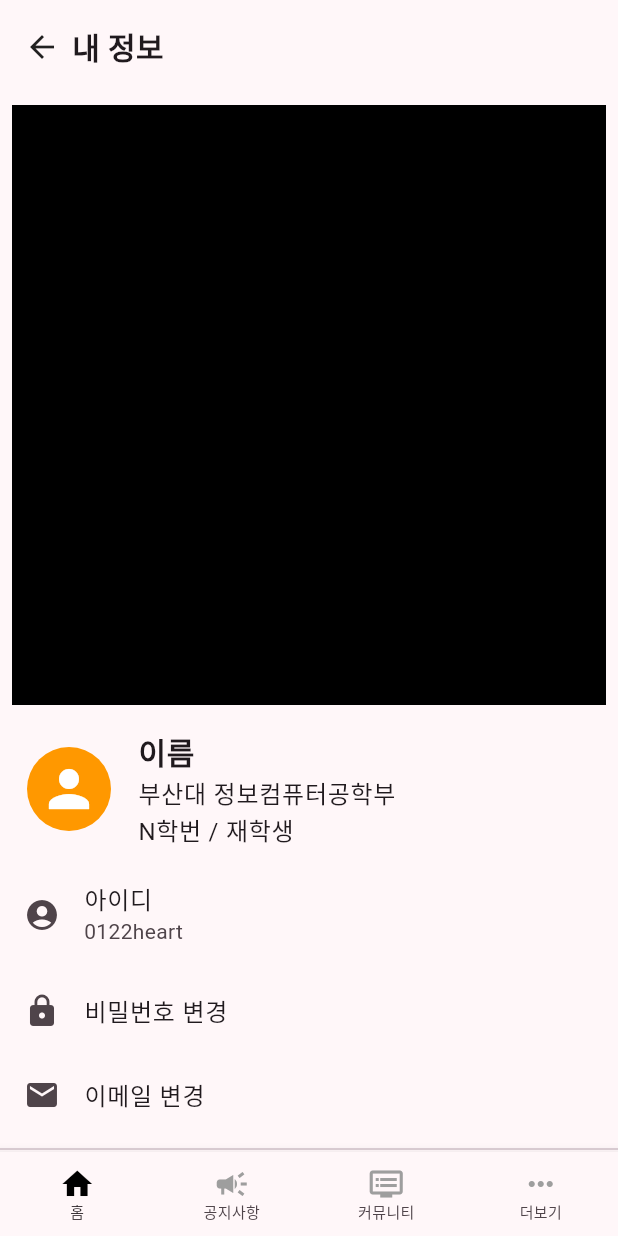
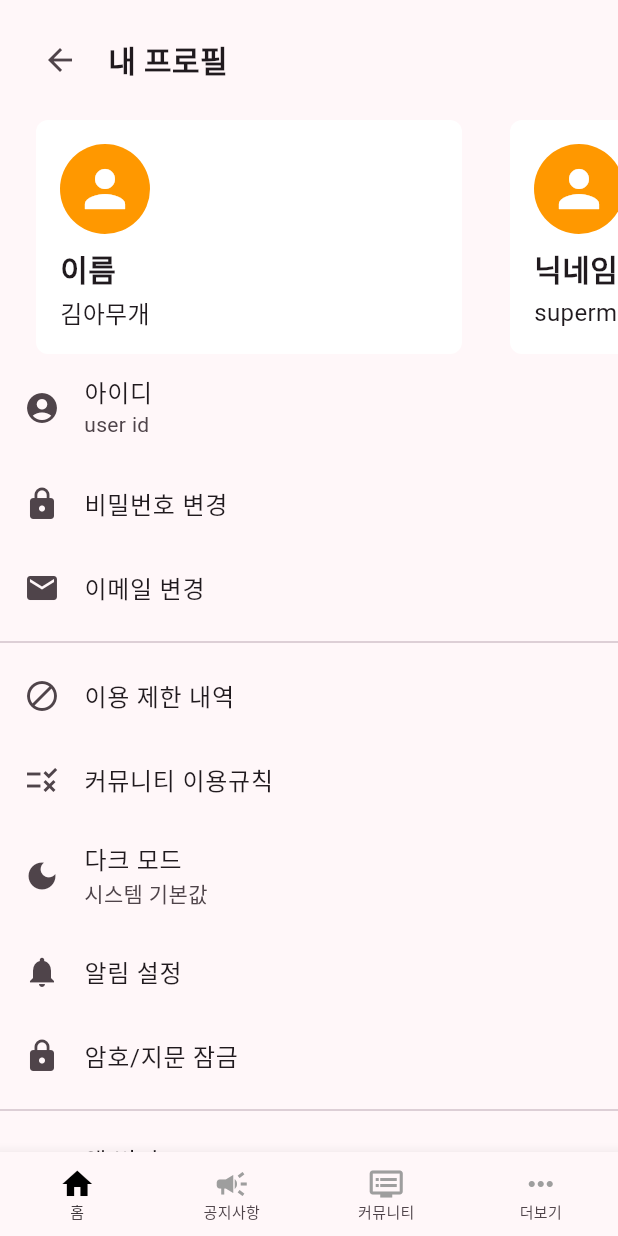
Before and after one commit to untoc-camp/loopy_friends, a Flutter app: the SettingPageView screen opened by its route, on a phone screen of 412 x 824 dp. Run offline on Flutter 3.47's test engine with Material 3 defaults, Android fonts, the phone set to English and light mode, and no system bars; our stand-ins replace get; network calls fail; Roboto replaces fonts that are missing (Nanum Gothic).

Commit message:
설정 변경
박스 추가 및 버튼 추가

```diff
--- a/lib/view/setting_page/setting_page_view.dart
+++ b/lib/view/setting_page/setting_page_view.dart
@@ -1,8 +1,5 @@
 import 'package:flutter/material.dart';
-
-// class SettingController extends GetxController {
-//   // 여기에 필요한 상태 변수와 메서드 추가
-// }
+import 'package:get/get.dart';
 
 class SettingPageView extends StatelessWidget {
   const SettingPageView({super.key});
@@ -10,9 +7,6 @@ class SettingPageView extends StatelessWidget {
   @override
   Widget build(BuildContext context) {
     return Scaffold(
-      // appBar: AppBar(
-      //   title: Text('내 정보'),
-      // ),
       body: SingleChildScrollView(
         child: Column(
           children: [
@@ -20,37 +14,48 @@ class SettingPageView extends StatelessWidget {
               padding: const EdgeInsets.all(16.0),
               child: Row(
                 children: [
-                  Icon(Icons.arrow_back_sharp),
+                  IconButton(
+                    icon: Icon(Icons.arrow_back_sharp),
+                    onPressed: () {
+                      Get.toNamed('/main');
+                    },
+                  ),
                   SizedBox(width: 8),
-                  Text('내 정보', style: TextStyle(fontSize: 20, fontWeight: FontWeight.bold)),
+                  Text('내 프로필', style: TextStyle(fontSize: 20, fontWeight: FontWeight.bold)),
                 ],
               ),
             ),
-            Container(
-              color: Colors.black,
-              width: double.infinity,
-              height: 400,
-              margin: const EdgeInsets.all(8.0),
-            ),
-            ListTile(
-              leading: CircleAvatar(
-                radius: 30,
-                backgroundColor: Colors.orange,
-                child: Icon(Icons.person, color: Colors.white, size: 40),
-              ),
-              title: Column(
-                crossAxisAlignment: CrossAxisAlignment.start,
-                children: [
-                  Text('이름', style: TextStyle(fontSize: 20, fontWeight: FontWeight.bold)),
-                  Text('부산대 정보컴퓨터공학부'),
-                  Text('N학번 / 재학생'),
-                ],
+            SingleChildScrollView(
+              scrollDirection: Axis.horizontal,
+              child: IntrinsicHeight(
+                child: Row(
+                  crossAxisAlignment: CrossAxisAlignment.stretch,
+                  children: [
+                    SizedBox(width: 16),
+                    Container(
+                      width: 300, // 원하는 너비로 설정
+                      child: ProfileCard(
+                        name: '이름',
+                        details: '김아무개',
+                      ),
+                    ),
+                    SizedBox(width: 16),
+                    Container(
+                      width: 300, // 원하는 너비로 설정
+                      child: ProfileCard(
+                        name: '닉네임',
+                        details: 'superman',
+                      ),
+                    ),
+                    SizedBox(width: 16),
+                  ],
+                ),
               ),
             ),
             ListTile(
               leading: Icon(Icons.account_circle),
               title: Text('아이디'),
-              subtitle: Text('0122heart'),
+              subtitle: Text('user id'),
             ),
             ListTile(
               leading: Icon(Icons.lock),
@@ -86,7 +91,7 @@ class SettingPageView extends StatelessWidget {
             ListTile(
               leading: Icon(Icons.info),
               title: Text('앱 버전'),
-              subtitle: Text('7.0.28'),
+              subtitle: Text('1.0.0'),
             ),
             ListTile(
               leading: Icon(Icons.help),
@@ -131,3 +136,40 @@ class SettingPageView extends StatelessWidget {
     );
   }
 }
+
+class ProfileCard extends StatelessWidget {
+  final String name;
+  final String details;
+
+  const ProfileCard({
+    Key? key,
+    required this.name,
+    required this.details,
+  }) : super(key: key);
+
+  @override
+  Widget build(BuildContext context) {
+    return Container(
+      margin: EdgeInsets.symmetric(horizontal: 8.0),
+      padding: EdgeInsets.all(16.0),
+      decoration: BoxDecoration(
+        color: Colors.white,
+        borderRadius: BorderRadius.circular(8.0),
+      ),
+      child: Column(
+        crossAxisAlignment: CrossAxisAlignment.start,
+        children: [
+          CircleAvatar(
+            radius: 30,
+            backgroundColor: Colors.orange,
+            child: Icon(Icons.person, color: Colors.white, size: 40),
+          ),
+          SizedBox(height: 8.0),
+          Text(name, style: TextStyle(fontSize: 20, fontWeight: FontWeight.bold)),
+          SizedBox(height: 4.0),
+          Text(details, style: TextStyle(fontSize: 16)),
+        ],
+      ),
+    );
+  }
+}
```
Also changed, not shown: pubspec.lock.
